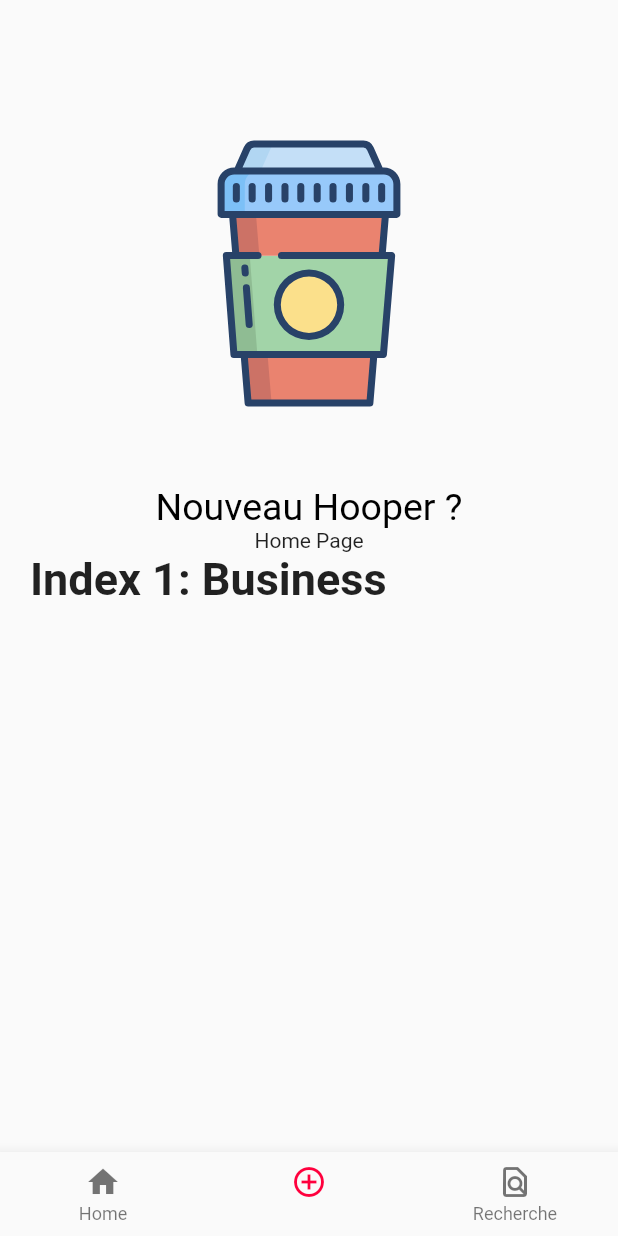
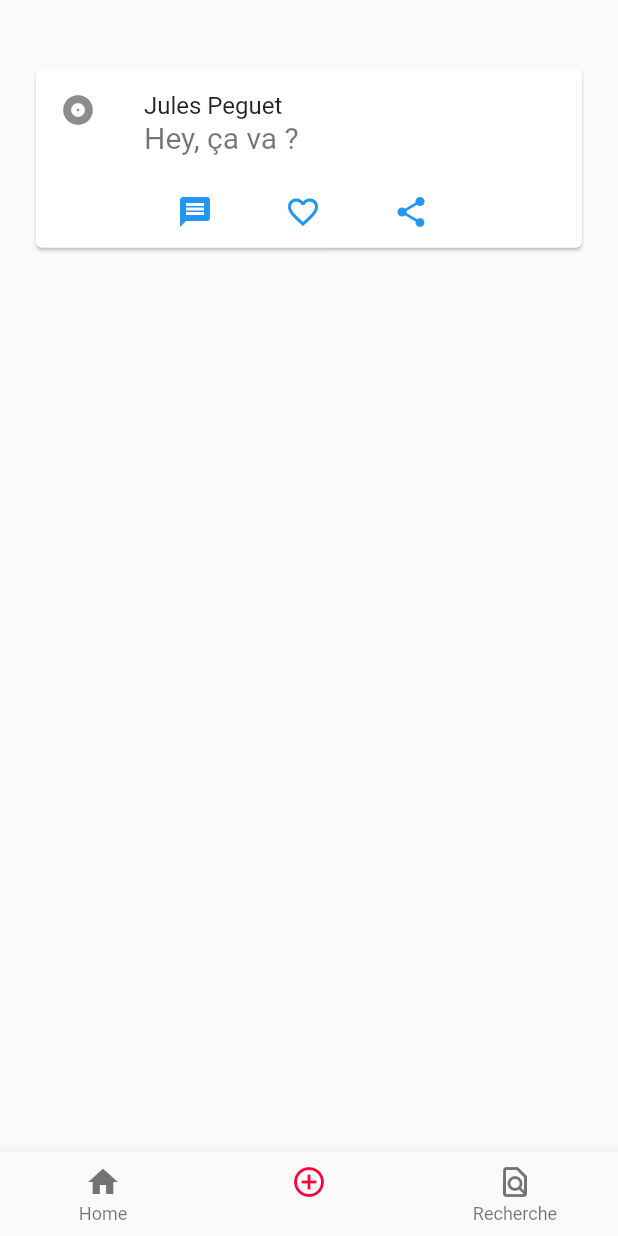
Before and after one commit to EpsiSocialNetwork/mobile_app_posthoop, a Flutter app: the HomePage screen opened by its route, item 2 of the bottom bar chosen, on a phone screen of 412 x 824 dp. Run offline on Flutter 3.47's test engine with Material 2 defaults, Android fonts, the phone set to English and light mode, and no system bars; our stand-ins replace flutter_secure_storage, flutter_svg; missing offline and left inert: openid_client; accounts and stored records are empty.

```diff
--- a/lib/homePage/homePage.dart
+++ b/lib/homePage/homePage.dart
@@ -1,5 +1,14 @@
+import 'dart:convert';
+import 'package:http/http.dart' as http;
+
 import 'package:flutter/material.dart';
-import 'package:mobile_app_posthoop/widget/label/loginLabel.dart';
+import 'package:openid_client/openid_client_io.dart';
+import 'package:url_launcher/url_launcher.dart';
+import 'package:flutter_secure_storage/flutter_secure_storage.dart';
+// Mobile App packages
+
+final _storage = FlutterSecureStorage();
+String token = "Hello";
 
 class HomePage extends StatefulWidget {
   HomePage({Key key}) : super(key: key);
@@ -9,23 +18,27 @@ class HomePage extends StatefulWidget {
 }
 
 class _HomePageState extends State<HomePage> {
+
   int _selectedIndex = 0;
+
+  var posts = [
+  {
+  "uid": "24c3b9e2-6891-47b3-b755-2bba617b4c90",
+  "text": "Hey, ça va ?",
+  "uidUser": "8aac7604-bc02-4102-a4a8-7a9e3e50fe9b",
+  "urlImage": null,
+  "createdAt": "2021-04-07T09:21:15.626Z",
+  "updatedAt": null
+}
+];
+
+  void _changeTitle(String newTitle) {
+    setState(() {
+      token = newTitle;
+    });
+  }
   static const TextStyle optionStyle =
       TextStyle(fontSize: 30, fontWeight: FontWeight.bold);
-  static const List<Widget> _widgetOptions = <Widget>[
-    Text(
-      'Index 0: Home',
-      style: optionStyle,
-    ),
-    Text(
-      'Index 1: Business',
-      style: optionStyle,
-    ),
-    Text(
-      'Index 2: School',
-      style: optionStyle,
-    ),
-  ];
 
   void _onItemTapped(int index) {
     setState(() {
@@ -35,7 +48,139 @@ class _HomePageState extends State<HomePage> {
 
   @override
   Widget build(BuildContext context) {
+
+    void authenticate(Uri uri, String clientId) async {
+
+      var uri = Uri.parse('https://keycloak.mignon.chat/auth/realms/posthoop/api');
+      var clientId = 'api';
+      var scopes = List<String>.of(['openid', 'profile']);
+      var port = 4200;
+      var redirectUri = Uri.parse('https://keycloak.mignon.chat/auth/realms/posthoop/api/login-back');
+
+      var issuer = await Issuer.discover(uri);
+      var client = new Client(issuer, clientId);
+
+      urlLauncher(String url) async {
+        if (await canLaunch(url)) {
+          await launch(url, forceWebView: true);
+        } else {
+          throw 'Could not launch $url';
+        }
+      }
+
+      var authenticator = new Authenticator(client,
+          scopes: scopes,
+          port: port,
+          urlLancher: urlLauncher,
+          redirectUri: redirectUri);
+
+      var c = await authenticator.authorize();
+      print(c.response);
+      closeWebView();
+
+      var mytoken= await c.getTokenResponse();
+
+      _changeTitle(mytoken.accessToken);
+
+      print(mytoken);
+      await _storage.write(key: 'jwt', value: mytoken.toString());
+    }
+
+    void _callUser() async {
+      final response = await http.get(Uri.parse('https://post.mignon.chat/post'),
+          headers: {
+          'Content-Type': 'application/json',
+          'Accept': 'application/json',
+          'Authorization': 'Bearer $token',
+        }
+      );
+      print('Token : $token');
+      print(response.body);
+
+      this.setState(() {
+        posts = jsonDecode(response.body);
+      });
+    }
+
+    List<Widget> _widgetOptions = <Widget>[
+      Container(
+        child: SingleChildScrollView(
+          child: Column(
+            children: <Widget>[
+              Text(
+                'Index 0: Hello',
+                style: optionStyle,
+              ),
+              GestureDetector(
+                  onTap: () {
+                    authenticate(Uri.parse("https://keycloak.mignon.chat/auth"), "api");
+                  },
+                  child: Text(
+                      "Login"
+                  )
+              ),
+              Text('$token',
+                style: TextStyle(fontSize: 15, fontWeight: FontWeight.bold),
+              ),
+              GestureDetector(
+                  onTap: () {
+                    _callUser();
+                  },
+                  child: Text(
+                      "Call User"
+                  ),
+              ),
+            ],
+          ),
+        ),
+      ),
+      ListView.builder(
+        shrinkWrap: true,
+        itemCount: posts == null ? 0 : posts.length,
+        itemBuilder: (BuildContext context, int index){
+          return new Card(
+              child: Column(
+                mainAxisSize: MainAxisSize.min,
+                children: <Widget>[
+                  ListTile(
+                    leading: Icon(Icons.album),
+                    title: Text("Jules Peguet"),
+                    subtitle: Text(posts[index]["text"], style: TextStyle(fontSize: 20)),
+                  ),
+                  Row(
+                    mainAxisAlignment: MainAxisAlignment.center,
+                    children: <Widget>[
+                      TextButton(
+                        child: Icon(Icons.message),
+                        onPressed: () {/* ... */},
+                      ),
+                      const SizedBox(width: 8),
+                      TextButton(
+                        child: Icon(Icons.favorite_border),
+                        onPressed: () {/* ... */},
+                      ),
+                      const SizedBox(width: 8),
+                      TextButton(
+                        child: Icon(Icons.share),
+                        onPressed: () {/* ... */},
+                      ),
+                      const SizedBox(width: 8),
+                    ],
+                  ),
+                ],
+              ),
+            );
+        },
+      ),
+      Text(
+        'Index 2: School',
+        style: optionStyle,
+      ),
+    ];
+
     final height = MediaQuery.of(context).size.height;
+
+
     return Scaffold(
       body: Container(
           height: height,
@@ -47,11 +192,7 @@ class _HomePageState extends State<HomePage> {
                   crossAxisAlignment: CrossAxisAlignment.stretch,
                   mainAxisAlignment: MainAxisAlignment.center,
                   children: <Widget>[
-                    LoginLabel(),
-                    Text(
-                      'Home Page',
-                      textAlign: TextAlign.center,
-                    ),
+                    SizedBox(height: height * .05),
                     _widgetOptions.elementAt(_selectedIndex),
                   ],
                 ),
--- a/lib/main.dart
+++ b/lib/main.dart
@@ -1,4 +1,6 @@
 import 'package:flutter/material.dart';
+import 'package:flutter_secure_storage/flutter_secure_storage.dart';
+// Mobile App packages
 import 'package:mobile_app_posthoop/homePage/homePage.dart';
 import 'package:mobile_app_posthoop/loginPage/loginPage.dart';
 import 'package:mobile_app_posthoop/registerPage/registerPage.dart';
@@ -7,6 +9,8 @@ import 'package:mobile_app_posthoop/welcomePage/welcomePage.dart';
 void main() => runApp(MyApp());
 
 class MyApp extends StatelessWidget {
+  final _storage = FlutterSecureStorage();
+
   // This widget is the root of your application.
   @override
   Widget build(BuildContext context) {
--- a/pubspec.yaml
+++ b/pubspec.yaml
@@ -23,8 +23,10 @@ environment:
 dependencies:
   flutter:
     sdk: flutter
-  flutter_svg: ^0.19.2+1
-
+  flutter_svg: ^0.20.0-nullsafety.3
+  openid_client: ^0.4.1
+  url_launcher: ^6.0.3
+  flutter_secure_storage: ^4.1.0
   # The following adds the Cupertino Icons font to your application.
   # Use with the CupertinoIcons class for iOS style icons.
   cupertino_icons: ^1.0.0
```
Also changed, not shown: pubspec.lock, 2 other files.
